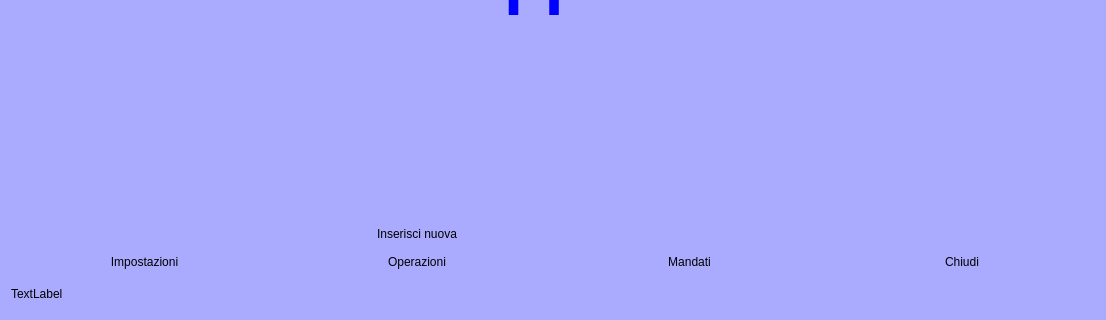
Qt form cmainwindow.ui (fblabs/cimiapp2) before a commit; both pictures show x 0 to 1106 and y 280 to 600 of the 1106 by 600 pixel window.
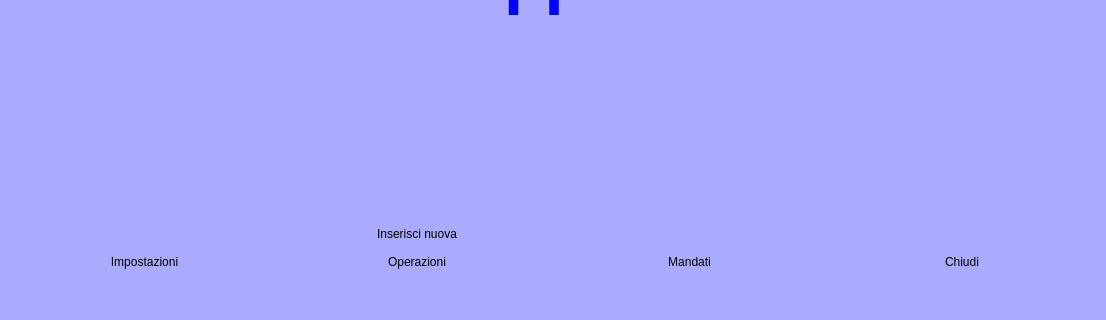
The same form after that commit. Icons and pictures are not drawn.

The edit to the form file:
```diff
--- a/cmainwindow.ui
+++ b/cmainwindow.ui
@@ -595,7 +595,7 @@
        </size>
       </property>
       <property name="text">
-       <string>TextLabel</string>
+       <string/>
       </property>
      </widget>
     </item>
```
Left out of the diff: 4 changed lines with no effect on the pictures.
